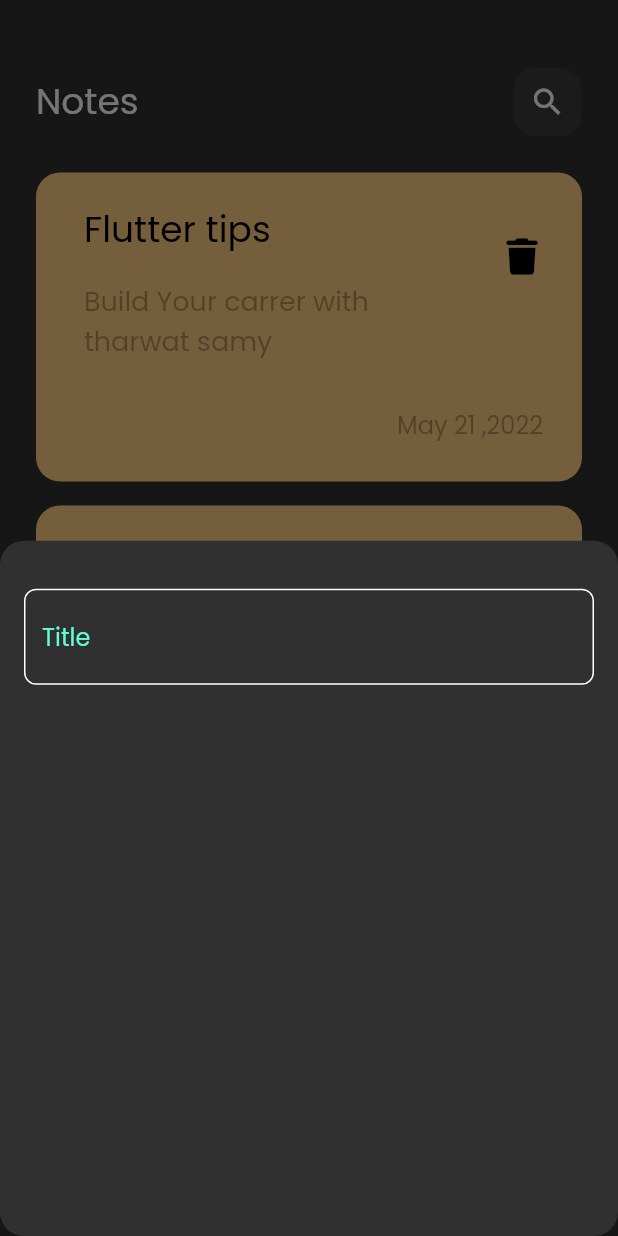
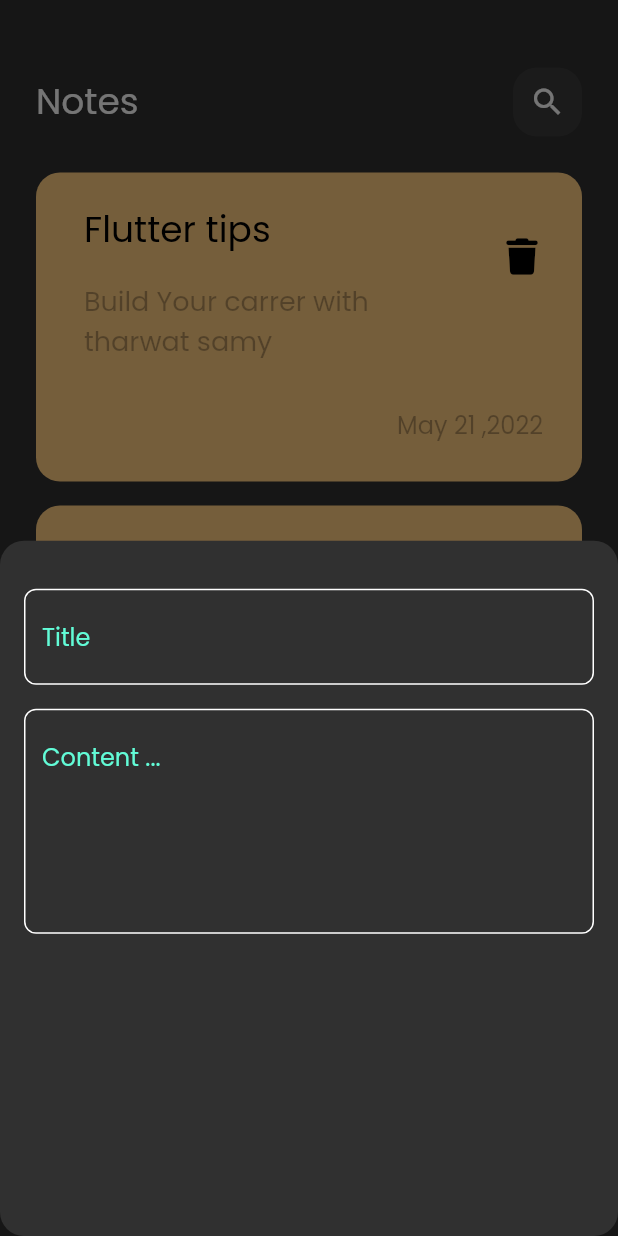
Before and after one commit to samibarsa/Notes_app, a Flutter app: the screen it shows after launch, after a tap on the "add" icon, on a phone screen of 412 x 824 dp. Run offline on Flutter 3.47's test engine with Material 2 defaults, Android fonts, the phone set to English and light mode, and no system bars; our stand-ins replace font_awesome_flutter.

Commit message:
add content TextFiled

```diff
--- a/lib/views/widgets/add_note_show Model_bottom_sheet.dart
+++ b/lib/views/widgets/add_note_show Model_bottom_sheet.dart
@@ -13,7 +13,15 @@ class AddNoteShowbottomsheet extends StatelessWidget {
           SizedBox(
             height: 32,
           ),
-          CoustmTextfiled()
+          CoustmTextfiled(
+            hintText: 'Title',
+            maxlines: 1,
+          ),
+          SizedBox(height: 16),
+          CoustmTextfiled(
+            hintText: 'Content ...',
+            maxlines: 5,
+          )
         ],
       ),
     );
--- a/lib/views/widgets/coustm_text_filed.dart
+++ b/lib/views/widgets/coustm_text_filed.dart
@@ -2,14 +2,17 @@ import 'package:flutter/material.dart';
 import 'package:note/costant.dart';
 
 class CoustmTextfiled extends StatelessWidget {
-  const CoustmTextfiled({super.key});
-
+  const CoustmTextfiled(
+      {super.key, required this.hintText, required this.maxlines});
+  final String hintText;
+  final int maxlines;
   @override
   Widget build(BuildContext context) {
     return TextField(
+      maxLines: maxlines,
       cursorColor: Kprimerycolor,
       decoration: InputDecoration(
-          hintText: 'Title',
+          hintText: '${hintText}',
           hintStyle: TextStyle(color: Kprimerycolor),
           border: buildborder(),
           enabledBorder: buildborder(),
```
